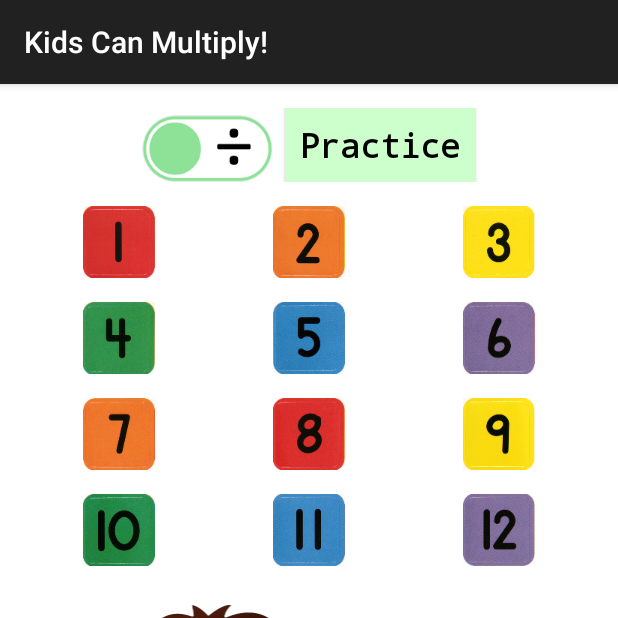
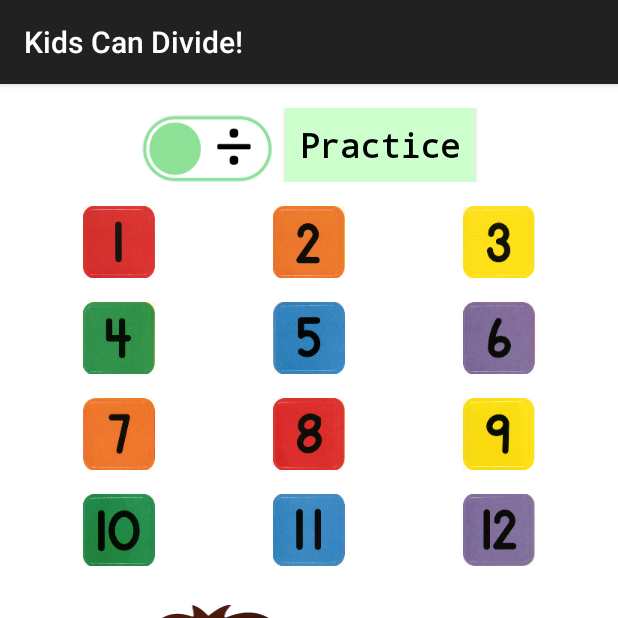
Before and after one commit to alexcarcar/KidsCanMultiply, an Android app: the screen it shows after launch (MainActivity), after a tap on an icon or button, on a phone screen of 412 x 824 dp, the top half of it. Run offline under Robolectric (Android 15) with nearby library versions, the phone set to English and light mode, and no system bars.

Commit message:
Have working divide toggle.  TODO: Update titles on quiz top bar on toggle

```diff
--- a/app/src/main/java/carcar/alex/kidsmultiply/MainActivity.java
+++ b/app/src/main/java/carcar/alex/kidsmultiply/MainActivity.java
@@ -2,8 +2,8 @@ package carcar.alex.kidsmultiply;
 
 import android.content.Intent;
 import android.media.MediaPlayer;
+import android.os.Bundle;
 import android.support.v7.app.AppCompatActivity;
-import android.os.Bundle;
 import android.view.View;
 import android.widget.ImageView;
 
@@ -16,14 +16,11 @@ public class MainActivity extends AppCompatActivity {
         playSound(R.raw.type);
         if (multiplicationMode) {
             multiplicationMode = false;
-
-            getActionBar().setTitle(R.strings.app_name);
-
-            imageView.setImageResource(0);
+            this.setTitle(R.string.app_name2);
             imageView.setImageResource(R.mipmap.toggle_divide);
         } else {
             multiplicationMode = true;
-            imageView.setImageResource(0);
+            this.setTitle(R.string.app_name);
             imageView.setImageResource(R.mipmap.toggle_multiply);
         }
     }
@@ -110,7 +107,6 @@ public class MainActivity extends AppCompatActivity {
 
         multiplicationMode = true;
         ImageView imageView = (ImageView) findViewById(R.id.toggle);
-        imageView.setImageResource(0);
         imageView.setImageResource(R.mipmap.toggle_multiply);
     }
 }
--- a/app/src/main/java/carcar/alex/kidsmultiply/Quiz.java
+++ b/app/src/main/java/carcar/alex/kidsmultiply/Quiz.java
@@ -87,12 +87,12 @@ public class Quiz extends AppCompatActivity {
             int l = result.length();
 
             if (n == 100) { // Delete a Character
+                playSound(R.raw.type);
                 if (l == 0) {
                     this.finish();
                     return;
                 }
                 result = result.substring(0,l-1);
-                playSound(R.raw.type);
             } else if ( n==200 ) { // Enter Key Pressed
                 if (l == 0) {
                     playSound(R.raw.type);
```
